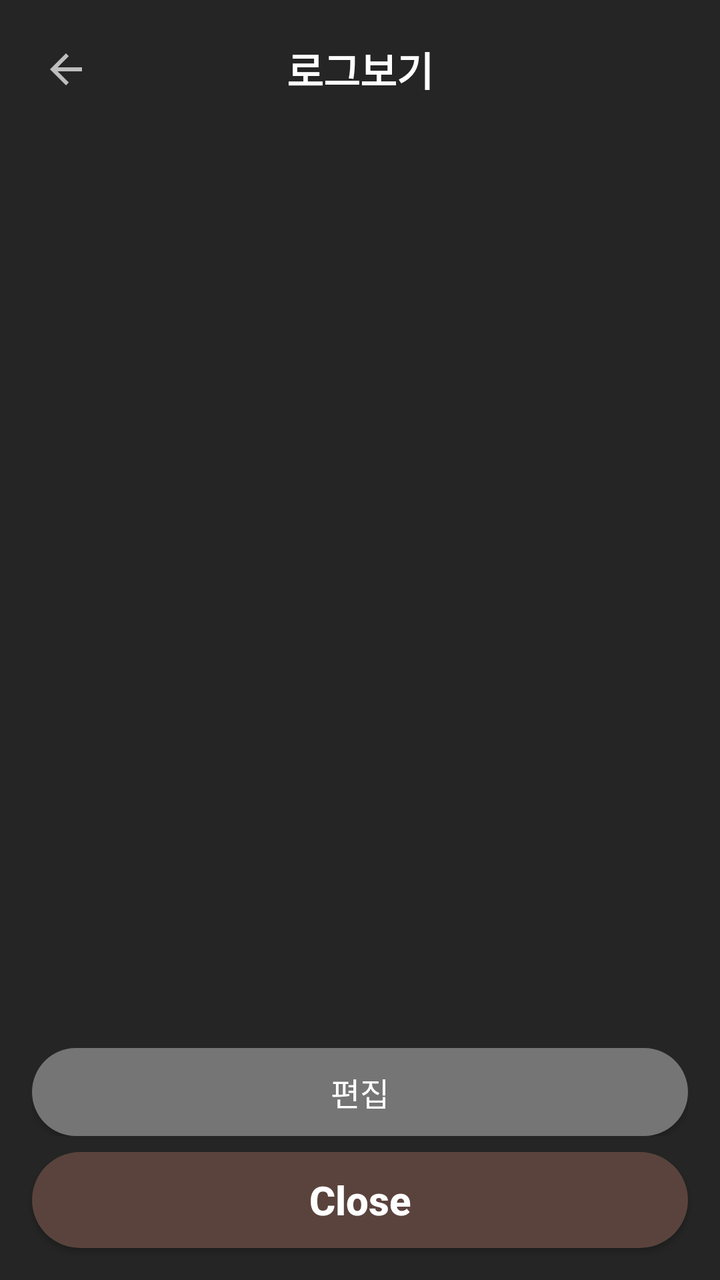
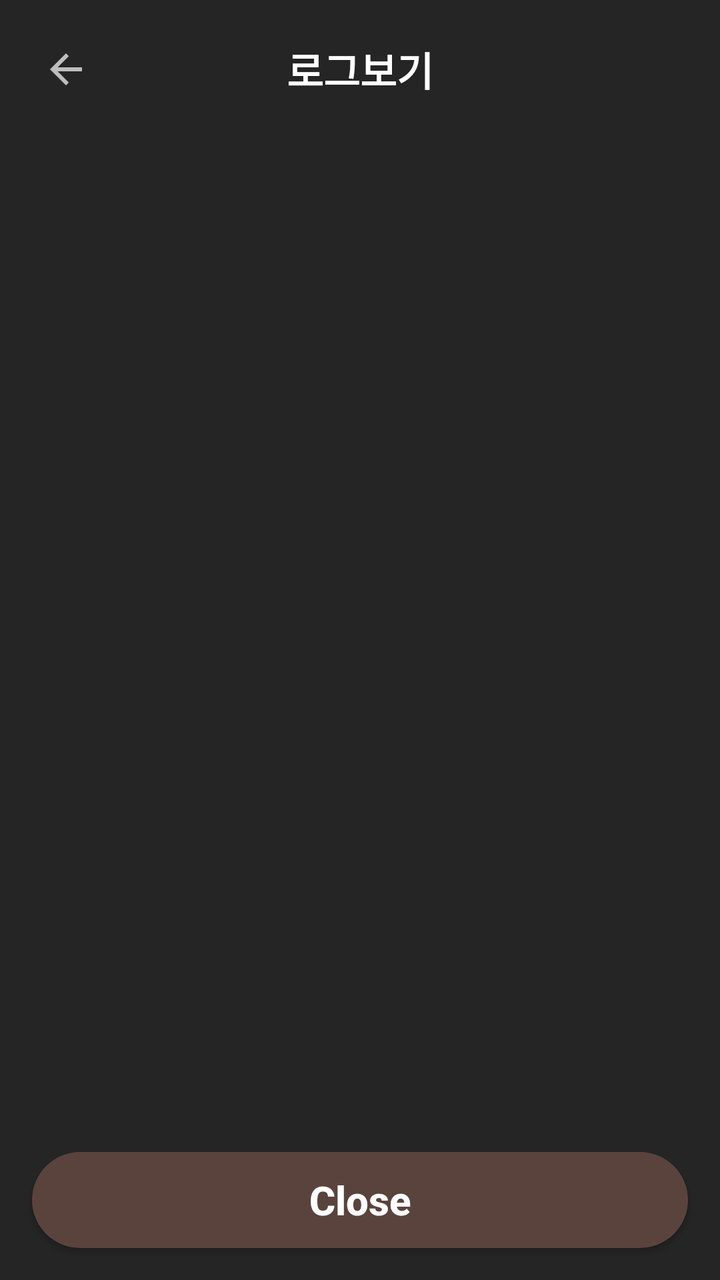

The first picture is an Android layout as it rendered before a commit; the second is the same layout after the commit. The layout source and the unified diff follow.
<!-- AndroidManifest.xml: activity theme AppTheme.LogScreen -->
<!-- res/layout/activity_log.xml -->
<?xml version="1.0" encoding="utf-8"?>
<LinearLayout xmlns:android="http://schemas.android.com/apk/res/android"
    android:layout_width="match_parent"
    android:layout_height="match_parent"
    android:background="@color/mnfake_log_content"
    android:fitsSystemWindows="true"
    android:orientation="vertical">

    <RelativeLayout
        android:layout_width="match_parent"
        android:layout_height="wrap_content"
        android:background="@color/mnfake_log_top_bar"
        android:padding="8dip">

        <ImageButton
            android:id="@+id/btnLogBack"
            android:layout_width="wrap_content"
            android:layout_height="wrap_content"
            android:layout_alignParentStart="true"
            android:layout_centerVertical="true"
            android:layout_marginStart="5dip"
            android:background="?attr/selectableItemBackgroundBorderless"
            android:contentDescription="@string/mnfake_log_back"
            android:padding="8dip"
            android:src="@drawable/abc_ic_ab_back_material" />

        <TextView
            android:id="@+id/tvLogTitle"
            android:layout_width="wrap_content"
            android:layout_height="wrap_content"
            android:layout_centerInParent="true"
            android:padding="12dip"
            android:text="@string/drawer_menu_log"
            android:textColor="@android:color/white"
            android:textSize="20sp"
            android:textStyle="bold" />
    </RelativeLayout>

    <TextView
        android:id="@+id/tvLogEmpty"
        android:layout_width="match_parent"
        android:layout_height="wrap_content"
        android:gravity="center"
        android:padding="24dip"
        android:text="@string/mnfake_log_empty"
        android:textColor="@color/common_base_color_txt_gray"
        android:visibility="gone" />

    <ListView
        android:id="@+id/lvLog"
        android:layout_width="match_parent"
        android:layout_height="0dp"
        android:layout_weight="1"
        android:background="@color/mnfake_log_content"
        android:cacheColorHint="@android:color/transparent"
        android:clipToPadding="false"
        android:divider="@android:color/transparent"
        android:dividerHeight="10dip"
        android:paddingStart="5dip"
        android:paddingEnd="5dip"
        android:paddingBottom="10dip" />

    <EditText
        android:id="@+id/etLogEditor"
        android:layout_width="match_parent"
        android:layout_height="0dp"
        android:layout_weight="1"
        android:background="@color/mnfake_log_content"
        android:gravity="top|start"
        android:hint="@string/mnfake_log_edit_hint"
        android:importantForAutofill="no"
        android:inputType="textMultiLine|textNoSuggestions"
        android:padding="12dip"
        android:scrollbars="vertical"
        android:textColor="@android:color/white"
        android:textColorHint="@color/common_base_color_txt_gray"
        android:textSize="14sp"
        android:typeface="monospace"
        android:visibility="gone" />

    <LinearLayout
        android:layout_width="match_parent"
        android:layout_height="wrap_content"
        android:layout_marginStart="16dip"
        android:layout_marginTop="8dip"
        android:layout_marginEnd="16dip"
        android:orientation="horizontal">

        <Button
            android:id="@+id/btnLogEdit"
            android:layout_width="match_parent"
            android:layout_height="wrap_content"
            android:background="@drawable/mnfake_btn_pill_grey"
            android:minHeight="44dip"
            android:text="@string/mnfake_log_edit"
            android:textAllCaps="false"
            android:textColor="@android:color/white"
            android:textSize="16sp" />

        <Button
            android:id="@+id/btnLogSave"
            android:layout_width="0dp"
            android:layout_height="wrap_content"
            android:layout_marginEnd="6dip"
            android:layout_weight="1"
            android:background="@drawable/mnfake_btn_pill_grey"
            android:minHeight="44dip"
            android:text="@string/mnfake_log_save"
            android:textAllCaps="false"
            android:textColor="@android:color/white"
            android:textSize="16sp"
            android:visibility="gone" />

        <Button
            android:id="@+id/btnLogCancelEdit"
            android:layout_width="0dp"
            android:layout_height="wrap_content"
            android:layout_marginStart="6dip"
            android:layout_weight="1"
            android:background="@drawable/mnfake_btn_pill_grey"
            android:minHeight="44dip"
            android:text="@string/mnfake_dialog_cancel"
            android:textAllCaps="false"
            android:textColor="@android:color/white"
            android:textSize="16sp"
            android:visibility="gone" />
    </LinearLayout>

    <Button
        android:id="@+id/btnLogClose"
        android:layout_width="match_parent"
        android:layout_height="wrap_content"
        android:layout_marginStart="16dip"
        android:layout_marginTop="8dip"
        android:layout_marginEnd="16dip"
        android:layout_marginBottom="16dip"
        android:background="@drawable/mnfake_btn_log_close"
        android:minHeight="48dip"
        android:text="@string/common___close"
        android:textAllCaps="false"
        android:textColor="@android:color/white"
        android:textSize="20sp"
        android:textStyle="bold" />
</LinearLayout>
<!-- resources referenced by this layout -->
<resources>
  <color name="common_base_color_txt_gray">#c0c0c0</color>
  <color name="mnfake_log_content">#ff252525</color>
  <color name="mnfake_log_top_bar">#252525</color>
  <!-- drawable mnfake_btn_log_close (drawable) -->
  <?xml version="1.0" encoding="utf-8"?>
  <selector xmlns:android="http://schemas.android.com/apk/res/android">
      <item android:state_pressed="true" android:drawable="@drawable/mnfake_shape_log_close_pressed" />
      <item android:drawable="@drawable/mnfake_shape_log_close_normal" />
  </selector>
  <!-- drawable mnfake_btn_pill_grey (drawable) -->
  <?xml version="1.0" encoding="utf-8"?>
  <selector xmlns:android="http://schemas.android.com/apk/res/android">
      <item android:state_pressed="true" android:drawable="@drawable/mnfake_shape_pill_grey_pressed" />
      <item android:state_focused="true" android:drawable="@drawable/mnfake_shape_pill_grey_pressed" />
      <item android:drawable="@drawable/mnfake_shape_pill_grey_normal" />
  </selector>
  <string name="common___close">Close</string>
  <string name="drawer_menu_log">로그보기</string>
  <string name="mnfake_dialog_cancel">취소</string>
  <string name="mnfake_log_back">Back</string>
  <string name="mnfake_log_edit">편집</string>
  <string name="mnfake_log_edit_hint">block\t2025-07-16 14:30:00\t카메라 차단 | 수동</string>
  <string name="mnfake_log_empty">No entries yet.</string>
  <string name="mnfake_log_save">저장</string>
  <style name="AppTheme.LogScreen" parent="Theme.AppCompat.NoActionBar">
          <item name="android:windowBackground">@color/mnfake_log_content</item>
          <item name="android:colorBackground">@color/mnfake_log_content</item>
          <item name="colorPrimaryDark">@color/mnfake_log_top_bar</item>
          <item name="android:statusBarColor">@color/mnfake_log_top_bar</item>
          <item name="android:navigationBarColor">@color/mnfake_log_content</item>
          <item name="android:windowLightStatusBar">false</item>
      </style>
  <!-- drawable mnfake_shape_log_close_pressed (drawable) -->
  <?xml version="1.0" encoding="utf-8"?>
  <shape xmlns:android="http://schemas.android.com/apk/res/android"
      android:shape="rectangle">
      <solid android:color="#453630" />
      <corners android:radius="999dp" />
  </shape>
  <!-- drawable mnfake_shape_log_close_normal (drawable) -->
  <?xml version="1.0" encoding="utf-8"?>
  <shape xmlns:android="http://schemas.android.com/apk/res/android"
      android:shape="rectangle">
      <solid android:color="@color/common_mndmdm_background_brown" />
      <corners android:radius="999dp" />
  </shape>
  <!-- drawable mnfake_shape_pill_grey_pressed (drawable) -->
  <?xml version="1.0" encoding="utf-8"?>
  <shape xmlns:android="http://schemas.android.com/apk/res/android"
      android:shape="rectangle">
      <solid android:color="@color/mnfake_beacon_pill_grey_pressed" />
      <corners android:radius="999dp" />
  </shape>
  <!-- drawable mnfake_shape_pill_grey_normal (drawable) -->
  <?xml version="1.0" encoding="utf-8"?>
  <shape xmlns:android="http://schemas.android.com/apk/res/android"
      android:shape="rectangle">
      <solid android:color="@color/mnfake_beacon_pill_grey" />
      <corners android:radius="999dp" />
  </shape>
  <color name="common_mndmdm_background_brown">#5a433d</color>
  <color name="mnfake_beacon_pill_grey_pressed">#ff555555</color>
  <color name="mnfake_beacon_pill_grey">#ff757575</color>
</resources>

<!-- the commit's change to res/layout/activity_log.xml (unified diff, before → after) -->
@@ -95,7 +95,8 @@
             android:text="@string/mnfake_log_edit"
             android:textAllCaps="false"
             android:textColor="@android:color/white"
-            android:textSize="16sp" />
+            android:textSize="16sp"
+            android:visibility="gone" />
 
         <Button
             android:id="@+id/btnLogSave"
